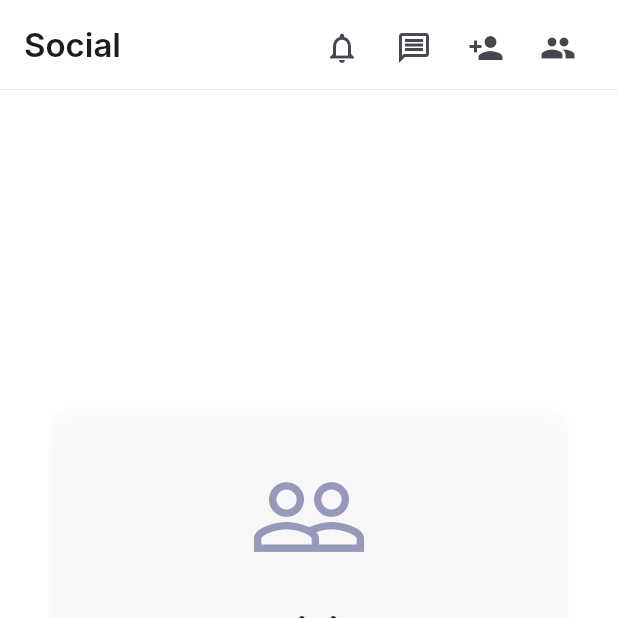
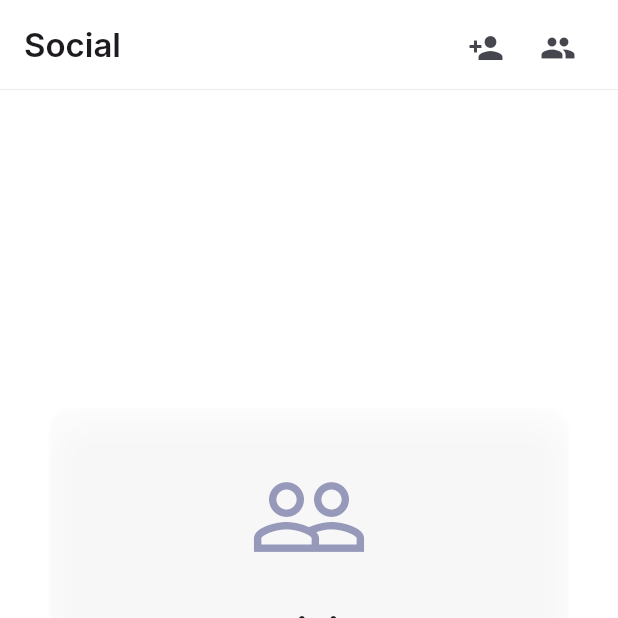
Before and after one commit to dekaos/my-habits, a Flutter app: the SocialTab screen opened directly, on a phone screen of 412 x 824 dp, the top half of it. Run offline on Flutter 3.47's test engine with Material 3 defaults, Android fonts, the phone set to English and light mode, and no system bars; our stand-ins replace audioplayers, confetti, fl_chart, flutter_local_notifications, flutter_riverpod, flutter_slidable and 6 more; accounts and stored records are empty; network calls fail; project files that could hold a hidden picture were left out.

Commit message:
SocialTab > Removes icons

```diff
--- a/lib/screens/home/social_tab.dart
+++ b/lib/screens/home/social_tab.dart
@@ -5,7 +5,6 @@ import '../../providers/social_provider.dart';
 import '../../providers/messaging_provider.dart';
 import '../social/enhanced_friends_screen.dart';
 import '../social/search_users_screen.dart';
-import '../social/friend_requests_screen.dart';
 import '../../widgets/activity_card.dart';
 import '../../widgets/glass_card.dart';
 
@@ -17,8 +16,6 @@ class SocialTab extends ConsumerStatefulWidget {
 }
 
 class _SocialTabState extends ConsumerState<SocialTab> {
-  int _pendingRequestCount = 0;
-
   @override
   void initState() {
     super.initState();
@@ -31,10 +28,7 @@ class _SocialTabState extends ConsumerState<SocialTab> {
     final authState = ref.read(authProvider);
     if (authState.user == null) return;
 
-    _loadPendingRequests();
-
     await ref.read(socialProvider.notifier).loadFriends(authState.user!.id);
-    await _loadUnreadMessages();
 
     await ref
         .read(socialProvider.notifier)
@@ -58,47 +52,10 @@ class _SocialTabState extends ConsumerState<SocialTab> {
     super.dispose();
   }
 
-  Future<void> _loadPendingRequests() async {
-    final authState = ref.read(authProvider);
-    if (authState.user == null) return;
-
-    try {
-      final requestIds = await ref
-          .read(socialProvider.notifier)
-          .getFriendRequestIds(authState.user!.id);
-
-      debugPrint('📬 Loaded ${requestIds.length} pending friend requests');
-
-      if (mounted) {
-        setState(() {
-          _pendingRequestCount = requestIds.length;
-        });
-      }
-    } catch (e) {
-      debugPrint('❌ Error loading pending requests: $e');
-    }
-  }
-
-  Future<void> _loadUnreadMessages() async {
-    final authState = ref.read(authProvider);
-    if (authState.user == null) return;
-
-    final socialState = ref.read(socialProvider);
-    final friendIds = socialState.friends.map((f) => f.id).toList();
-
-    await ref.read(messagingProvider.notifier).loadUnreadCounts(
-          authState.user!.id,
-          friendIds,
-        );
-  }
-
   @override
   Widget build(BuildContext context) {
     final authState = ref.watch(authProvider);
     final socialState = ref.watch(socialProvider);
-    final messagingState = ref.watch(messagingProvider);
-    final unreadMessageCount =
-        messagingState.unreadCounts.values.fold(0, (sum, count) => sum + count);
 
     return Scaffold(
       backgroundColor: Colors.transparent,
@@ -107,116 +64,6 @@ class _SocialTabState extends ConsumerState<SocialTab> {
         child: GlassAppBar(
           title: 'Social',
           actions: [
-            SizedBox(
-              width: 48,
-              height: 48,
-              child: Stack(
-                clipBehavior: Clip.none,
-                children: [
-                  IconButton(
-                    icon: const Icon(Icons.notifications_outlined),
-                    onPressed: () async {
-                      await Navigator.of(context).push(
-                        MaterialPageRoute(
-                          builder: (context) => const FriendRequestsScreen(),
-                        ),
-                      );
-                      _loadPendingRequests();
-                    },
-                  ),
-                  if (_pendingRequestCount > 0)
-                    Positioned(
-                      right: 8,
-                      top: 8,
-                      child: Container(
-                        padding: const EdgeInsets.all(4),
-                        decoration: BoxDecoration(
-                          color: Colors.red,
-                          shape: BoxShape.circle,
-                          boxShadow: [
-                            BoxShadow(
-                              color: Colors.red.withValues(alpha: 0.5),
-                              blurRadius: 4,
-                              offset: const Offset(0, 2),
-                            ),
-                          ],
-                        ),
-                        constraints: const BoxConstraints(
-                          minWidth: 18,
-                          minHeight: 18,
-                        ),
-                        child: Center(
-                          child: Text(
-                            _pendingRequestCount > 9
-                                ? '9+'
-                                : '$_pendingRequestCount',
-                            style: const TextStyle(
-                              color: Colors.white,
-                              fontSize: 10,
-                              fontWeight: FontWeight.bold,
-                            ),
-                          ),
-                        ),
-                      ),
-                    ),
-                ],
-              ),
-            ),
-            SizedBox(
-              width: 48,
-              height: 48,
-              child: Stack(
-                clipBehavior: Clip.none,
-                children: [
-                  IconButton(
-                    icon: const Icon(Icons.message_outlined),
-                    onPressed: () async {
-                      await Navigator.of(context).push(
-                        MaterialPageRoute(
-                          builder: (context) => const EnhancedFriendsScreen(),
-                        ),
-                      );
-                      _loadUnreadMessages();
-                    },
-                  ),
-                  if (unreadMessageCount > 0)
-                    Positioned(
-                      right: 8,
-                      top: 8,
-                      child: Container(
-                        padding: const EdgeInsets.all(4),
-                        decoration: BoxDecoration(
-                          color: Colors.blue.shade600,
-                          shape: BoxShape.circle,
-                          boxShadow: [
-                            BoxShadow(
-                              color: Colors.blue.withValues(alpha: 0.5),
-                              blurRadius: 4,
-                              offset: const Offset(0, 2),
-                            ),
-                          ],
-                        ),
-                        constraints: const BoxConstraints(
-                          minWidth: 18,
-                          minHeight: 18,
-                        ),
-                        child: Center(
-                          child: Text(
-                            unreadMessageCount > 9
-                                ? '9+'
-                                : '$unreadMessageCount',
-                            style: const TextStyle(
-                              color: Colors.white,
-                              fontSize: 10,
-                              fontWeight: FontWeight.bold,
-                            ),
-                          ),
-                        ),
-                      ),
-                    ),
-                ],
-              ),
-            ),
             IconButton(
               icon: const Icon(Icons.person_add),
               onPressed: () {
@@ -246,8 +93,6 @@ class _SocialTabState extends ConsumerState<SocialTab> {
             await ref
                 .read(socialProvider.notifier)
                 .loadActivityFeed(authState.user!.id);
-            await _loadPendingRequests();
-            await _loadUnreadMessages();
           }
         },
         child: socialState.activityFeed.isEmpty
```
